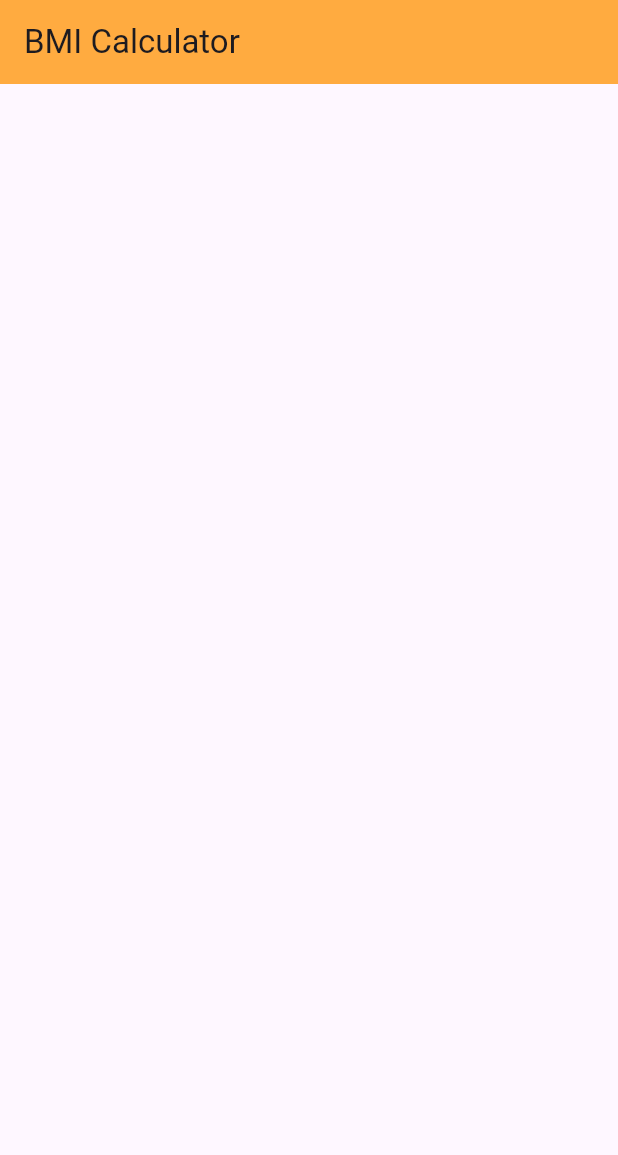
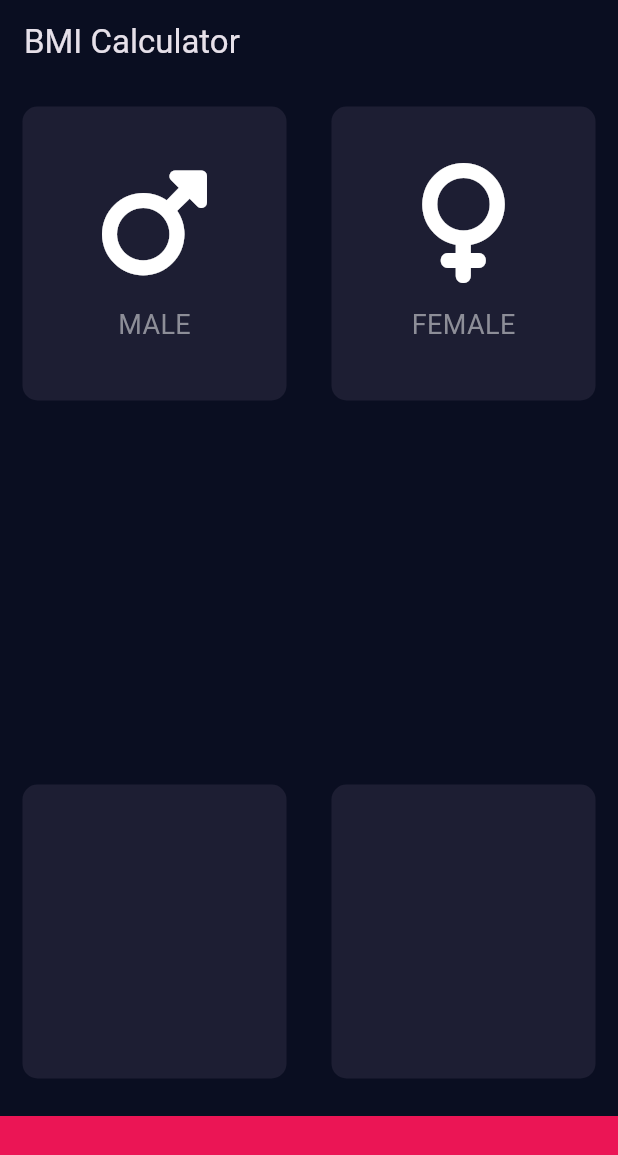
Before and after one commit to alexmortelsison/bmi_calc, a Flutter app: the screen it shows after launch, on a phone screen of 412 x 824 dp. Shown: the top 1155 px of the screen. Run offline on Flutter 3.47's test engine with Material 3 defaults, Android fonts, the phone set to English and light mode, and no system bars; our stand-ins replace font_awesome_flutter.

Commit message:
updated UI

```diff
--- /dev/null
+++ b/lib/icon_content.dart
@@ -0,0 +1,29 @@
+import 'package:flutter/material.dart';
+
+class IconContent extends StatelessWidget {
+  const IconContent({super.key, required this.icon, required this.label});
+
+  final IconData icon;
+  final String label;
+
+  @override
+  Widget build(BuildContext context) {
+    return Column(
+      mainAxisAlignment: MainAxisAlignment.center,
+      children: [
+        Icon(
+          icon,
+          size: 80.0,
+        ),
+        const SizedBox(height: 15.0),
+        Text(
+          label,
+          style: const TextStyle(
+            fontSize: 18,
+            color: Color(0xFF8D8E98),
+          ),
+        )
+      ],
+    );
+  }
+}
--- /dev/null
+++ b/lib/input_page.dart
@@ -0,0 +1,82 @@
+import 'package:bmi_calc/icon_content.dart';
+import 'package:bmi_calc/reusable_card.dart';
+import 'package:flutter/material.dart';
+import 'package:font_awesome_flutter/font_awesome_flutter.dart';
+
+const bottomContainerHeight = 80.0;
+const activeCardColour = Color(0xFF1D1E33);
+const bottomContainercolour = Color(0xFFEB1555);
+
+class InputPage extends StatefulWidget {
+  const InputPage({super.key});
+
+  @override
+  State<InputPage> createState() => _InputPageState();
+}
+
+class _InputPageState extends State<InputPage> {
+  @override
+  Widget build(BuildContext context) {
+    return Scaffold(
+      appBar: AppBar(
+        title: const Text("BMI Calculator"),
+      ),
+      body: Column(
+        children: [
+          const Expanded(
+            child: Row(
+              children: [
+                Expanded(
+                  child: ReusableCard(
+                    colour: activeCardColour,
+                    cardChild: IconContent(
+                      icon: FontAwesomeIcons.mars,
+                      label: "MALE",
+                    ),
+                  ),
+                ),
+                Expanded(
+                  child: ReusableCard(
+                    colour: activeCardColour,
+                    cardChild: IconContent(
+                        icon: FontAwesomeIcons.venus, label: "FEMALE"),
+                  ),
+                ),
+              ],
+            ),
+          ),
+          const Expanded(
+            child: ReusableCard(
+              colour: activeCardColour,
+              cardChild: Column(),
+            ),
+          ),
+          const Expanded(
+            child: Row(
+              children: [
+                Expanded(
+                  child: ReusableCard(
+                    colour: activeCardColour,
+                    cardChild: Column(),
+                  ),
+                ),
+                Expanded(
+                  child: ReusableCard(
+                    colour: activeCardColour,
+                    cardChild: Column(),
+                  ),
+                ),
+              ],
+            ),
+          ),
+          Container(
+            color: bottomContainercolour,
+            margin: const EdgeInsets.only(top: 10),
+            width: double.infinity,
+            height: bottomContainerHeight,
+          )
+        ],
+      ),
+    );
+  }
+}
--- a/lib/main.dart
+++ b/lib/main.dart
@@ -1,3 +1,4 @@
+import 'package:bmi_calc/input_page.dart';
 import 'package:flutter/material.dart';
 
 void main() {
@@ -11,32 +12,11 @@ class BMI extends StatelessWidget {
   Widget build(BuildContext context) {
     return MaterialApp(
       debugShowCheckedModeBanner: false,
-      theme: ThemeData(
-        primarySwatch: Colors.pink,
-        appBarTheme: const AppBarTheme(
-          backgroundColor: Colors.orangeAccent,
-        ),
+      theme: ThemeData.dark().copyWith(
+        appBarTheme: const AppBarTheme(backgroundColor: Color(0xff0a0e21)),
+        scaffoldBackgroundColor: const Color(0xff0a0e21),
       ),
       home: const InputPage(),
     );
   }
 }
-
-class InputPage extends StatefulWidget {
-  const InputPage({super.key});
-
-  @override
-  State<InputPage> createState() => _InputPageState();
-}
-
-class _InputPageState extends State<InputPage> {
-  @override
-  Widget build(BuildContext context) {
-    return Scaffold(
-      appBar: AppBar(
-        title: const Text("BMI Calculator"),
-      ),
-      body: const Column(),
-    );
-  }
-}
--- /dev/null
+++ b/lib/reusable_card.dart
@@ -0,0 +1,21 @@
+import 'package:flutter/material.dart';
+
+class ReusableCard extends StatelessWidget {
+  const ReusableCard(
+      {super.key, required this.colour, required this.cardChild});
+
+  final Color colour;
+  final Widget cardChild;
+
+  @override
+  Widget build(BuildContext context) {
+    return Container(
+      margin: const EdgeInsets.all(15),
+      decoration: BoxDecoration(
+        borderRadius: BorderRadius.circular(10),
+        color: colour,
+      ),
+      child: cardChild,
+    );
+  }
+}
--- a/pubspec.yaml
+++ b/pubspec.yaml
@@ -35,6 +35,7 @@ dependencies:
   # The following adds the Cupertino Icons font to your application.
   # Use with the CupertinoIcons class for iOS style icons.
   cupertino_icons: ^1.0.6
+  font_awesome_flutter: ^10.7.0
 
 dev_dependencies:
   flutter_test:
```
Also changed, not shown: pubspec.lock.
